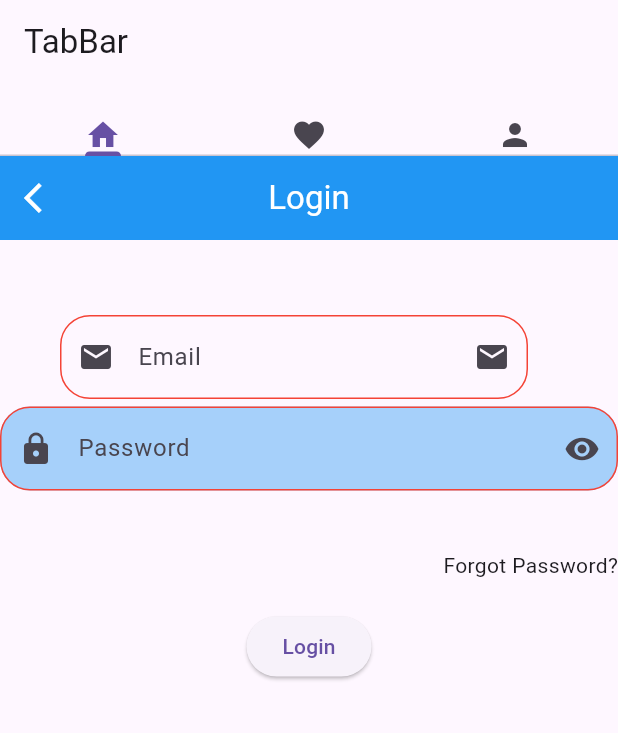
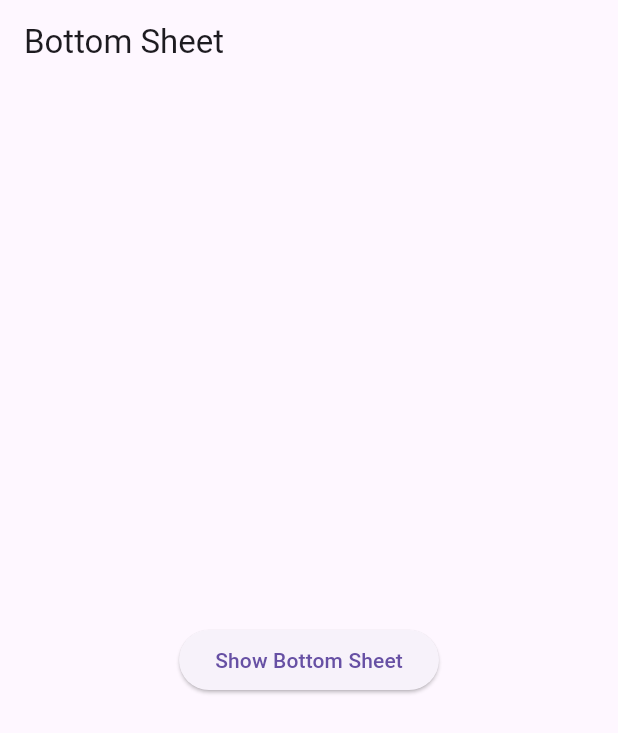
Before and after one commit to MuhammadAliKust/Flutter-B15, a Flutter app: the screen it shows after launch, on a phone screen of 412 x 824 dp. Shown: the top 733 px of the screen. Run offline on Flutter 3.47's test engine with Material 3 defaults, Android fonts, the phone set to English and light mode, and no system bars; our stand-ins replace string_validator.

Commit message:
Dialog Box and Bottom Sheet Done

```diff
--- /dev/null
+++ b/lib/bottom_sheet.dart
@@ -0,0 +1,30 @@
+import 'package:flutter/material.dart';
+
+class BottomSheetDemo extends StatelessWidget {
+  const BottomSheetDemo({super.key});
+
+  @override
+  Widget build(BuildContext context) {
+    return Scaffold(
+      appBar: AppBar(
+        title: Text("Bottom Sheet"),
+      ),
+      body: Center(
+        child: ElevatedButton(
+            onPressed: () {
+              showModalBottomSheet(
+                  context: context,
+                  builder: (context) {
+                    return Container(
+                      width: MediaQuery.of(context).size.width,
+                      child: Column(children: [
+                        Text("Hi")
+                      ],),
+                    );
+                  });
+            },
+            child: Text("Show Bottom Sheet")),
+      ),
+    );
+  }
+}
--- a/lib/main.dart
+++ b/lib/main.dart
@@ -1,5 +1,7 @@
 import 'package:flutter/material.dart';
 import 'package:flutter_b15/bottom_bar.dart';
+import 'package:flutter_b15/bottom_sheet.dart';
+import 'package:flutter_b15/dialog_box.dart';
 import 'package:flutter_b15/dynamic_list_view.dart';
 import 'package:flutter_b15/grid_view.dart';
 import 'package:flutter_b15/list_tile_view.dart';
@@ -22,7 +24,7 @@ class MyApp extends StatelessWidget {
   Widget build(BuildContext context) {
     return MaterialApp(
       debugShowCheckedModeBanner: false,
-      home: TabBarViewDemo(),
+      home: BottomSheetDemo(),
     );
   }
 }
```
Also changed, not shown: lib/dialog_box.dart (added, +32 -0 lines).
